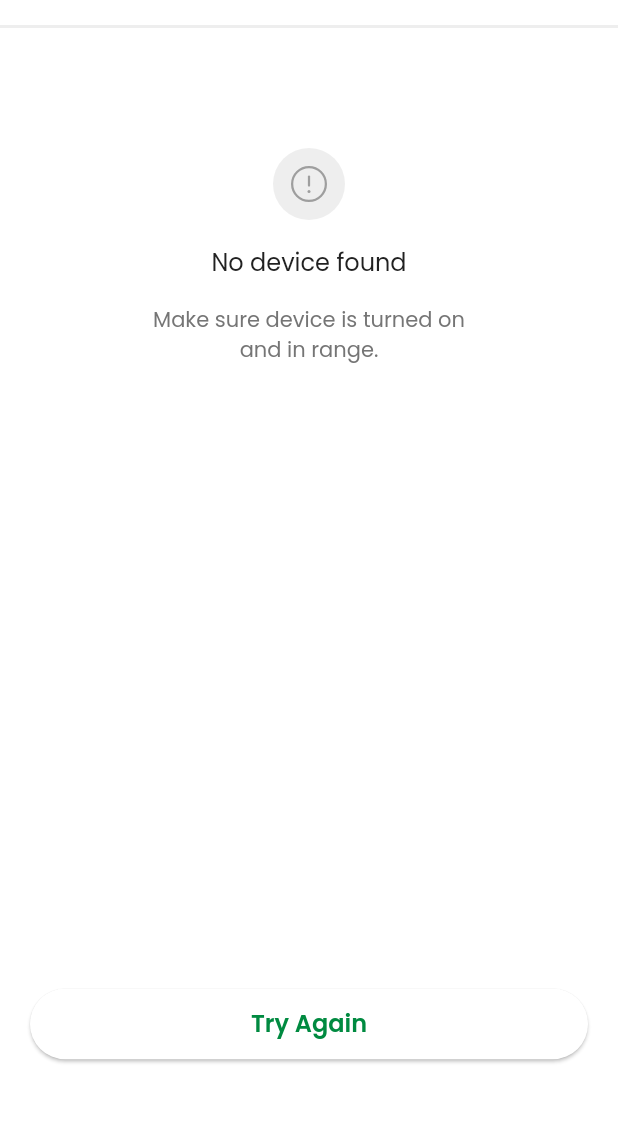
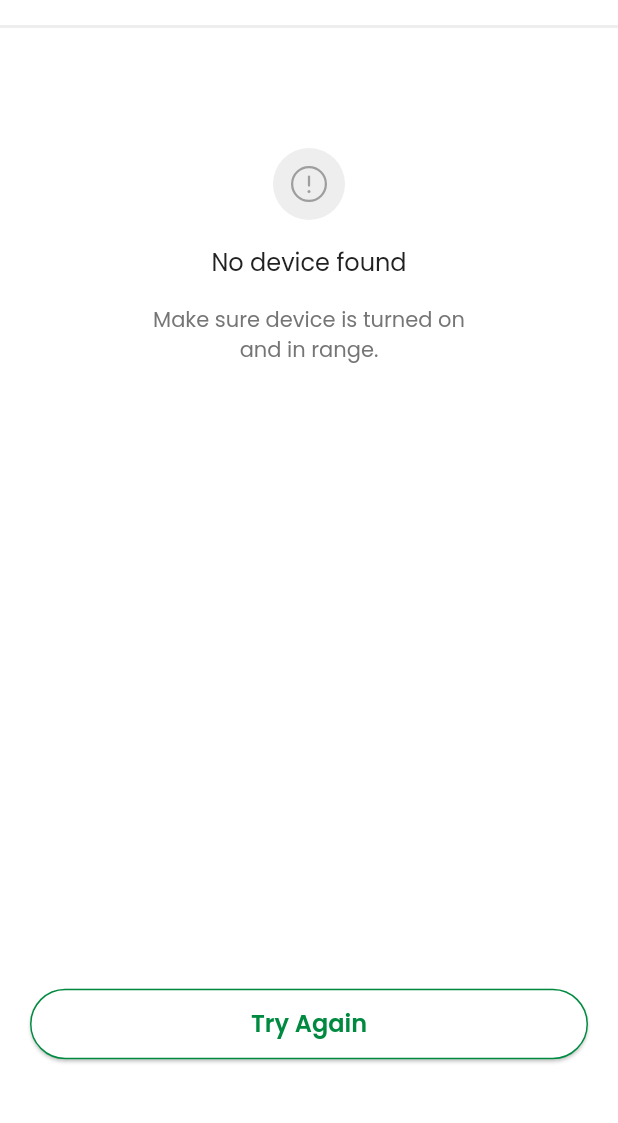
Before and after one commit to kwakdeung/lymphowear_remote_app, a Flutter app: the PairingFailed screen opened directly, on a phone screen of 412 x 824 dp, the part 56-1179 px from its top. Run offline on Flutter 3.47's test engine with Material 2 defaults, Android fonts, the phone set to English and light mode, and no system bars; our stand-ins replace flutter_local_notifications, flutter_native_timezone, flutter_svg, lottie, rxdart, timezone.

Commit message:
side 추가
20 라인: side 추가(선, 색깔)

```diff
--- a/lib/pages/white_bottom_button.dart
+++ b/lib/pages/white_bottom_button.dart
@@ -17,6 +17,7 @@ class WhiteBottomButton extends StatelessWidget {
         backgroundColor: Colors.white,
         foregroundColor: const Color(0xff008A40),
         textStyle: Theme.of(context).textTheme.button,
+        side: const BorderSide(color: Color(0xff008A40)),
       ),
       onPressed: onPressed,
       child: Text(buttonText),
```
